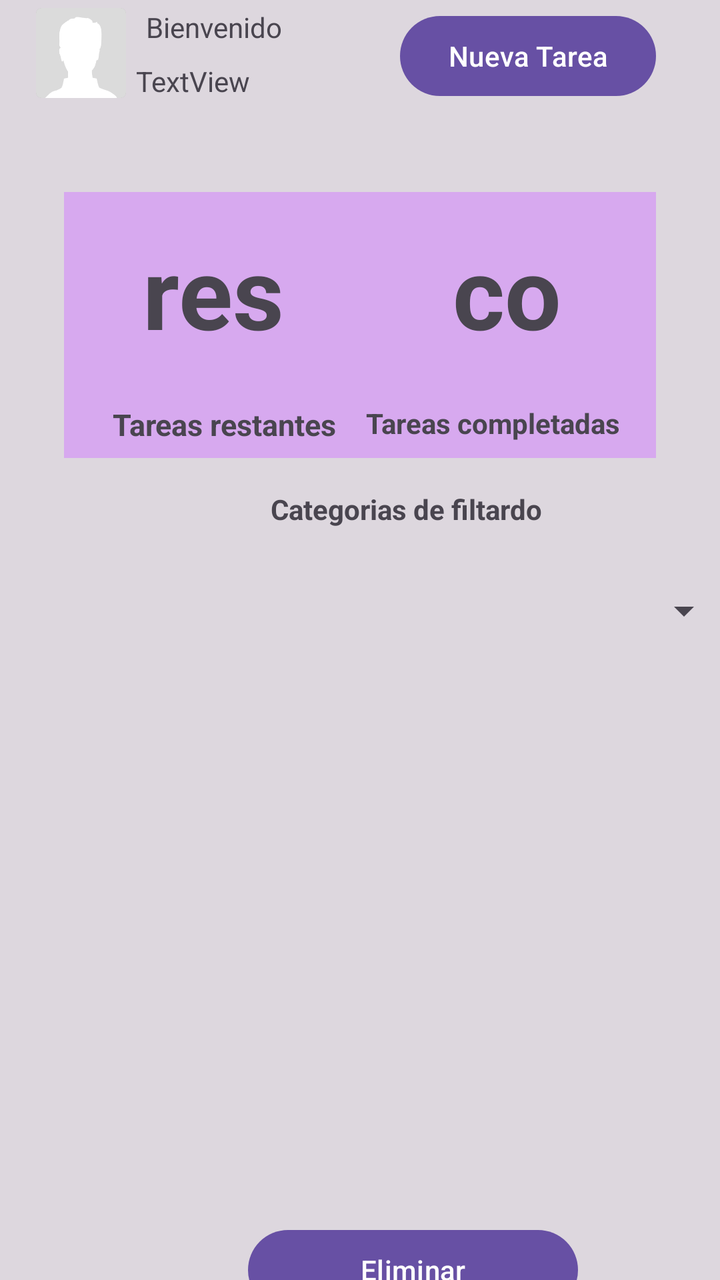
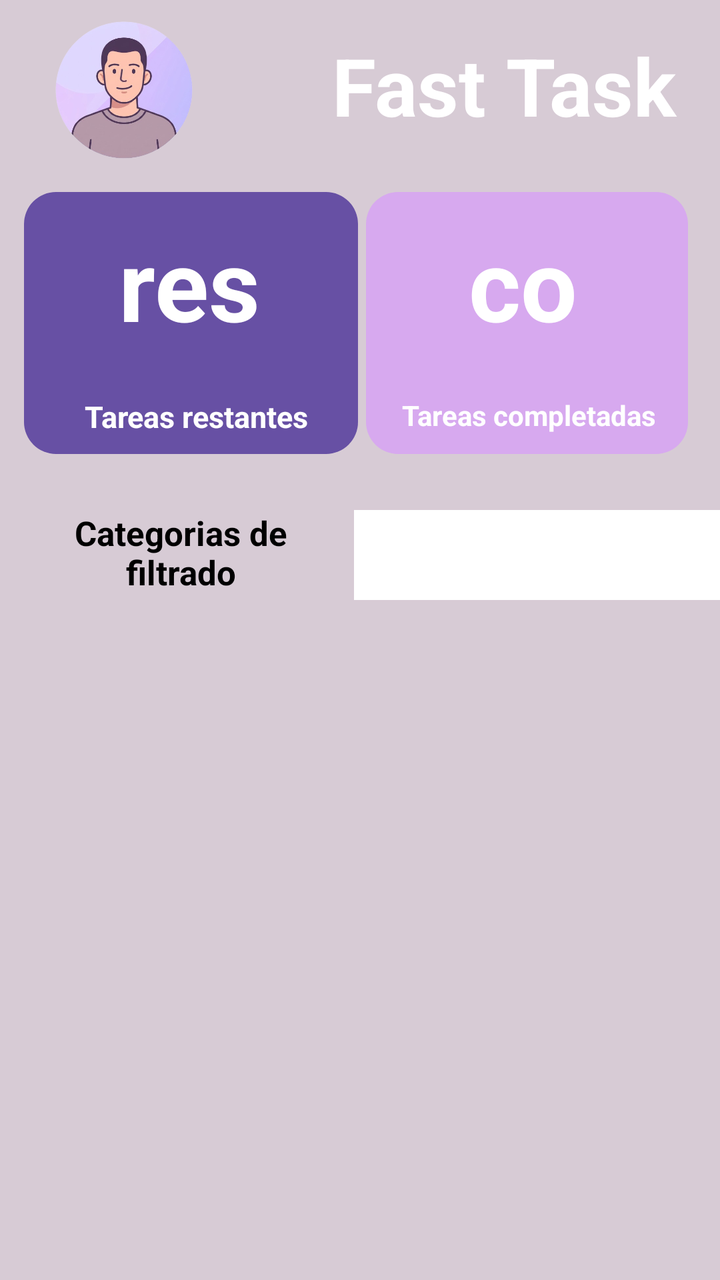

The first picture is an Android layout as it rendered before a commit; the second is the same layout after the commit. The layout source and the unified diff follow.
<!-- AndroidManifest.xml: application theme Theme.Ejercicio_Base_de_datos -->
<!-- res/layout/activity_home.xml -->
<?xml version="1.0" encoding="utf-8"?>
<androidx.constraintlayout.widget.ConstraintLayout xmlns:android="http://schemas.android.com/apk/res/android"
    xmlns:app="http://schemas.android.com/apk/res-auto"
    xmlns:tools="http://schemas.android.com/tools"
    android:id="@+id/main"
    android:layout_width="match_parent"
    android:layout_height="match_parent"
    android:background="#DDD7DE"
    tools:context=".Home">

    <TextView
        android:id="@+id/textView14"
        android:layout_width="155dp"
        android:layout_height="133dp"
        android:layout_marginTop="96dp"
        android:layout_marginEnd="32dp"
        android:background="#D7A9EF"
        android:textCursorDrawable="@color/design_default_color_error"
        app:layout_constraintEnd_toEndOf="parent"
        app:layout_constraintTop_toTopOf="parent" />

    <TextView
        android:id="@+id/textView13"
        android:layout_width="155dp"
        android:layout_height="133dp"
        android:layout_marginStart="32dp"
        android:layout_marginTop="96dp"
        android:background="#D7A9EF"
        app:circularflow_radiusInDP="300sp"
        app:layout_constraintStart_toStartOf="parent"
        app:layout_constraintTop_toTopOf="parent" />

    <TextView
        android:id="@+id/Txt_completados"
        android:layout_width="85dp"
        android:layout_height="70dp"
        android:layout_marginTop="112dp"
        android:layout_marginEnd="64dp"
        android:text="completados"
        android:textAlignment="center"
        android:textSize="50sp"
        android:textStyle="bold"
        app:layout_constraintEnd_toEndOf="parent"
        app:layout_constraintTop_toTopOf="parent" />

    <TextView
        android:id="@+id/Txt_restantes"
        android:layout_width="85dp"
        android:layout_height="70dp"
        android:layout_marginStart="64dp"
        android:layout_marginTop="112dp"
        android:text="restantes"
        android:textAlignment="center"
        android:textSize="50sp"
        android:textStyle="bold"
        app:layout_constraintStart_toStartOf="parent"
        app:layout_constraintTop_toTopOf="parent" />

    <TextView
        android:id="@+id/textView16"
        android:layout_width="124dp"
        android:layout_height="27dp"
        android:layout_marginStart="50dp"
        android:layout_marginTop="20dp"
        android:text="Tareas restantes"
        android:textAlignment="center"
        android:textSize="15sp"
        android:textStyle="bold"
        app:layout_constraintStart_toStartOf="parent"
        app:layout_constraintTop_toBottomOf="@+id/Txt_restantes" />

    <TextView
        android:id="@+id/textView18"
        android:layout_width="wrap_content"
        android:layout_height="wrap_content"
        android:layout_marginTop="20dp"
        android:layout_marginEnd="50dp"
        android:text="Tareas completadas"
        android:textStyle="bold"
        app:layout_constraintEnd_toEndOf="parent"
        app:layout_constraintTop_toBottomOf="@+id/Txt_completados" />

    <ListView
        android:id="@+id/lt_tareas"
        android:layout_width="364dp"
        android:layout_height="255dp"
        android:layout_marginStart="20dp"
        android:layout_marginTop="120dp"
        android:layout_marginEnd="20dp"
        app:layout_constraintEnd_toEndOf="parent"
        app:layout_constraintStart_toStartOf="parent"
        app:layout_constraintTop_toBottomOf="@+id/textView13">


    </ListView>

    <Button
        android:id="@+id/bt_nuevaTarea"
        android:layout_width="wrap_content"
        android:layout_height="wrap_content"
        android:layout_marginTop="4dp"
        android:layout_marginEnd="32dp"
        android:onClick="nueva_Tarea"
        android:text="Nueva Tarea"
        app:layout_constraintEnd_toEndOf="parent"
        app:layout_constraintTop_toTopOf="parent" />

    <ImageView
        android:id="@+id/imageView2"
        android:layout_width="49dp"
        android:layout_height="45dp"
        android:layout_marginStart="16dp"
        android:layout_marginTop="4dp"
        app:layout_constraintStart_toStartOf="parent"
        app:layout_constraintTop_toTopOf="parent"
        app:srcCompat="@drawable/moe" />

    <TextView
        android:id="@+id/textView10"
        android:layout_width="79dp"
        android:layout_height="23dp"
        android:layout_marginStart="8dp"
        android:layout_marginTop="4dp"
        android:text="Bienvenido"
        app:layout_constraintStart_toEndOf="@+id/imageView2"
        app:layout_constraintTop_toTopOf="parent" />

    <TextView
        android:id="@+id/Txt_usu_bienvenida"
        android:layout_width="100dp"
        android:layout_height="34dp"
        android:layout_marginStart="68dp"
        android:layout_marginTop="4dp"
        android:text="TextView"
        app:layout_constraintStart_toStartOf="parent"
        app:layout_constraintTop_toBottomOf="@+id/textView10" />

    <Spinner
        android:id="@+id/Spinner_cat"
        android:layout_width="314dp"
        android:layout_height="49dp"
        android:layout_marginStart="52dp"
        android:layout_marginTop="52dp"
        app:layout_constraintStart_toStartOf="parent"
        app:layout_constraintTop_toBottomOf="@+id/textView13" />

    <TextView
        android:id="@+id/textView22"
        android:layout_width="158dp"
        android:layout_height="24dp"
        android:layout_marginStart="124dp"
        android:layout_marginTop="16dp"
        android:text="Categorias de filtardo"
        android:textAlignment="center"
        android:textStyle="bold"
        app:layout_constraintStart_toStartOf="parent"
        app:layout_constraintTop_toBottomOf="@+id/textView14" />

    <Button
        android:id="@+id/button3"
        android:layout_width="wrap_content"
        android:layout_height="wrap_content"
        android:layout_marginStart="16dp"
        android:layout_marginTop="64dp"
        android:onClick="listartareas"
        android:text="Filtrar por Categoria"
        app:layout_constraintStart_toStartOf="parent"
        app:layout_constraintTop_toBottomOf="@+id/lt_tareas" />

    <Button
        android:id="@+id/button4"
        android:layout_width="183dp"
        android:layout_height="49dp"
        android:layout_marginTop="320dp"
        android:layout_marginEnd="16dp"
        android:onClick="salir"
        android:text="Salir"
        app:layout_constraintEnd_toEndOf="parent"
        app:layout_constraintTop_toTopOf="@+id/lt_tareas" />

    <Button
        android:id="@+id/button6"
        android:layout_width="165dp"
        android:layout_height="48dp"
        android:layout_marginStart="124dp"
        android:layout_marginBottom="10dp"
        android:text="Eliminar"
        app:layout_constraintBottom_toTopOf="@+id/button4"
        app:layout_constraintStart_toStartOf="parent" />

</androidx.constraintlayout.widget.ConstraintLayout>
<!-- resources referenced by this layout -->
<resources>
  <!-- drawable moe: png bitmap (drawable, 5870 bytes) -->
  <style name="Theme.Ejercicio_Base_de_datos" parent="Base.Theme.Ejercicio_Base_de_datos" />
  <style name="Base.Theme.Ejercicio_Base_de_datos" parent="Theme.Material3.DayNight.NoActionBar">
          
          
      </style>
</resources>

<!-- the commit's change to res/layout/activity_home.xml (unified diff, before → after) -->
@@ -5,187 +5,260 @@
     android:id="@+id/main"
     android:layout_width="match_parent"
     android:layout_height="match_parent"
-    android:background="#DDD7DE"
+    android:background="#D7CBD5"
     tools:context=".Home">
 
-    <TextView
-        android:id="@+id/textView14"
-        android:layout_width="155dp"
-        android:layout_height="133dp"
+    <ListView
+        android:id="@+id/lt_tareas"
+        android:layout_width="338dp"
+        android:layout_height="300dp"
+        android:layout_marginStart="20dp"
+        android:layout_marginTop="20dp"
+        android:layout_marginEnd="20dp"
+        app:layout_constraintEnd_toEndOf="parent"
+        app:layout_constraintHorizontal_bias="0.093"
+        app:layout_constraintStart_toStartOf="parent"
+        app:layout_constraintTop_toBottomOf="@+id/Spinner_cat">
+
+
+    </ListView>
+
+    <TextView
+        android:id="@+id/textView23"
+        android:layout_width="418dp"
+        android:layout_height="91dp"
+        android:layout_marginTop="20dp"
+        android:background="#6750A4"
+        app:layout_constraintEnd_toEndOf="parent"
+        app:layout_constraintHorizontal_bias="0.52"
+        app:layout_constraintStart_toStartOf="parent"
+        app:layout_constraintTop_toBottomOf="@+id/lt_tareas" />
+
+    <ImageView
+        android:id="@+id/imageView8"
+        android:layout_width="36sp"
+        android:layout_height="35sp"
+        android:layout_marginStart="208dp"
+        android:layout_marginTop="20dp"
+        app:layout_constraintStart_toStartOf="@+id/textView23"
+        app:layout_constraintTop_toTopOf="@+id/textView23"
+        app:srcCompat="@drawable/image" />
+
+    <ImageView
+        android:id="@+id/imageView6"
+        android:layout_width="36sp"
+        android:layout_height="35dp"
+        android:layout_marginTop="20dp"
+        android:layout_marginEnd="56dp"
+        android:onClick="listartareas"
+        app:layout_constraintEnd_toStartOf="@+id/imageView8"
+        app:layout_constraintTop_toTopOf="@+id/textView23"
+        app:srcCompat="@drawable/image__2_" />
+
+    <TextView
+        android:id="@+id/textView28"
+        android:layout_width="wrap_content"
+        android:layout_height="wrap_content"
+        android:layout_marginStart="28dp"
+        android:layout_marginTop="4dp"
+        android:text="Borrar"
+        android:textAlignment="center"
+        android:textColor="#F8F6F6"
+        app:layout_constraintStart_toStartOf="@+id/textView23"
+        app:layout_constraintTop_toBottomOf="@+id/imageView4" />
+
+    <TextView
+        android:id="@+id/textView27"
+        android:layout_width="wrap_content"
+        android:layout_height="wrap_content"
+        android:layout_marginStart="48dp"
+        android:layout_marginTop="4dp"
+        android:text="Nueva tarea"
+        android:textAlignment="center"
+        android:textColor="@color/white"
+        app:layout_constraintStart_toEndOf="@+id/imageView6"
+        app:layout_constraintTop_toBottomOf="@+id/imageView8" />
+
+    <TextView
+        android:id="@+id/Filtrar"
+        android:layout_width="wrap_content"
+        android:layout_height="wrap_content"
+        android:layout_marginStart="52dp"
+        android:layout_marginTop="4dp"
+        android:text="Filtrar"
+        android:textColor="@color/white"
+        app:layout_constraintStart_toEndOf="@+id/textView28"
+        app:layout_constraintTop_toBottomOf="@+id/imageView6" />
+
+    <TextView
+        android:id="@+id/textView26"
+        android:layout_width="wrap_content"
+        android:layout_height="wrap_content"
+        android:layout_marginStart="52dp"
+        android:layout_marginTop="4dp"
+        android:text="Volver"
+        android:textAlignment="center"
+        android:textColor="@color/white"
+        app:layout_constraintStart_toEndOf="@+id/textView27"
+        app:layout_constraintTop_toBottomOf="@+id/imageView7" />
+
+    <ImageView
+        android:id="@+id/imageView7"
+        android:layout_width="36dp"
+        android:layout_height="35dp"
+        android:layout_marginStart="92dp"
+        android:layout_marginTop="20dp"
+        android:onClick="salir"
+        app:layout_constraintStart_toEndOf="@+id/imageView8"
+        app:layout_constraintTop_toTopOf="@+id/textView23"
+        app:srcCompat="@drawable/image__1_" />
+
+    <ImageView
+        android:id="@+id/imageView4"
+        android:layout_width="36dp"
+        android:layout_height="35dp"
+        android:layout_marginStart="25dp"
+        android:layout_marginTop="20dp"
+        android:layout_marginEnd="25dp"
+        app:layout_constraintEnd_toStartOf="@+id/imageView6"
+        app:layout_constraintHorizontal_bias="0.0"
+        app:layout_constraintStart_toStartOf="parent"
+        app:layout_constraintTop_toTopOf="@+id/textView23"
+        app:srcCompat="@drawable/image__3_" />
+
+    <TextView
+        android:id="@+id/textView24"
+        android:layout_width="0dp"
+        android:layout_height="0dp"
+        android:layout_marginStart="13dp"
+        android:layout_marginEnd="41dp"
+        android:layout_marginBottom="6dp"
+        android:text="Borrar"
+        android:textAlignment="center"
+        app:layout_constraintBottom_toBottomOf="parent"
+        app:layout_constraintEnd_toStartOf="@+id/Filtrar"
+        app:layout_constraintStart_toStartOf="parent" />
+
+    <Spinner
+        android:id="@+id/Spinner_cat"
+        android:layout_width="202dp"
+        android:layout_height="45dp"
+        android:layout_marginStart="4dp"
+        android:layout_marginTop="28dp"
+        android:background="@color/white"
+        app:layout_constraintStart_toEndOf="@+id/textView22"
+        app:layout_constraintTop_toBottomOf="@+id/textView13" />
+
+    <TextView
+        android:id="@+id/textView22"
+        android:layout_width="165dp"
+        android:layout_height="43dp"
+        android:layout_marginStart="8dp"
+        android:layout_marginTop="28dp"
+        android:text="Categorias de filtrado"
+        android:textAlignment="center"
+        android:textColor="@color/black"
+        android:textSize="17sp"
+        android:textStyle="bold"
+        app:layout_constraintStart_toStartOf="parent"
+        app:layout_constraintTop_toBottomOf="@+id/ho" />
+
+    <ImageView
+        android:id="@+id/imageView2"
+        android:layout_width="100dp"
+        android:layout_height="82dp"
+        android:layout_marginStart="12dp"
+        android:layout_marginTop="4dp"
+        app:layout_constraintStart_toStartOf="parent"
+        app:layout_constraintTop_toTopOf="parent"
+        app:srcCompat="@drawable/gemini_generated_image_rqxcbxrqxcbxrqxc_removebg_preview" />
+
+    <TextView
+        android:id="@+id/ho"
+        android:layout_width="167dp"
+        android:layout_height="131dp"
+        android:layout_marginStart="12dp"
         android:layout_marginTop="96dp"
+        android:background="@drawable/contenedor_morado"
+        app:layout_constraintStart_toStartOf="parent"
+        app:layout_constraintTop_toTopOf="parent" />
+
+    <TextView
+        android:id="@+id/Txt_restantes"
+        android:layout_width="85dp"
+        android:layout_height="70dp"
+        android:layout_marginStart="52dp"
+        android:layout_marginTop="108dp"
+        android:text="restantes"
+        android:textAlignment="center"
+        android:textColor="@color/white"
+        android:textSize="50sp"
+        android:textStyle="bold"
+        app:layout_constraintStart_toStartOf="parent"
+        app:layout_constraintTop_toTopOf="parent" />
+
+    <TextView
+        android:id="@+id/textView16"
+        android:layout_width="124dp"
+        android:layout_height="27dp"
+        android:layout_marginStart="36dp"
+        android:layout_marginTop="20dp"
+        android:text="Tareas restantes"
+        android:textAlignment="center"
+        android:textColor="@color/white"
+        android:textSize="15sp"
+        android:textStyle="bold"
+        app:layout_constraintStart_toStartOf="parent"
+        app:layout_constraintTop_toBottomOf="@+id/Txt_restantes" />
+
+    <TextView
+        android:id="@+id/textView13"
+        android:layout_width="161dp"
+        android:layout_height="131dp"
+        android:layout_marginTop="96dp"
+        android:layout_marginEnd="16dp"
+        android:background="@drawable/contenedor_secun"
+        app:layout_constraintEnd_toEndOf="parent"
+        app:layout_constraintTop_toTopOf="parent" />
+
+    <TextView
+        android:id="@+id/textView18"
+        android:layout_width="wrap_content"
+        android:layout_height="wrap_content"
+        android:layout_marginTop="20dp"
         android:layout_marginEnd="32dp"
-        android:background="#D7A9EF"
-        android:textCursorDrawable="@color/design_default_color_error"
-        app:layout_constraintEnd_toEndOf="parent"
-        app:layout_constraintTop_toTopOf="parent" />
-
-    <TextView
-        android:id="@+id/textView13"
-        android:layout_width="155dp"
-        android:layout_height="133dp"
-        android:layout_marginStart="32dp"
-        android:layout_marginTop="96dp"
-        android:background="#D7A9EF"
-        app:circularflow_radiusInDP="300sp"
-        app:layout_constraintStart_toStartOf="parent"
-        app:layout_constraintTop_toTopOf="parent" />
+        android:text="Tareas completadas"
+        android:textColor="@color/white"
+        android:textStyle="bold"
+        app:layout_constraintEnd_toEndOf="parent"
+        app:layout_constraintTop_toBottomOf="@+id/Txt_completados" />
 
     <TextView
         android:id="@+id/Txt_completados"
         android:layout_width="85dp"
         android:layout_height="70dp"
-        android:layout_marginTop="112dp"
-        android:layout_marginEnd="64dp"
+        android:layout_marginTop="108dp"
+        android:layout_marginEnd="56dp"
         android:text="completados"
         android:textAlignment="center"
+        android:textColor="@color/white"
         android:textSize="50sp"
         android:textStyle="bold"
         app:layout_constraintEnd_toEndOf="parent"
         app:layout_constraintTop_toTopOf="parent" />
 
     <TextView
-        android:id="@+id/Txt_restantes"
-        android:layout_width="85dp"
-        android:layout_height="70dp"
-        android:layout_marginStart="64dp"
-        android:layout_marginTop="112dp"
-        android:text="restantes"
-        android:textAlignment="center"
-        android:textSize="50sp"
-        android:textStyle="bold"
-        app:layout_constraintStart_toStartOf="parent"
-        app:layout_constraintTop_toTopOf="parent" />
-
-    <TextView
-        android:id="@+id/textView16"
-        android:layout_width="124dp"
-        android:layout_height="27dp"
-        android:layout_marginStart="50dp"
-        android:layout_marginTop="20dp"
-        android:text="Tareas restantes"
-        android:textAlignment="center"
-        android:textSize="15sp"
-        android:textStyle="bold"
-        app:layout_constraintStart_toStartOf="parent"
-        app:layout_constraintTop_toBottomOf="@+id/Txt_restantes" />
-
-    <TextView
-        android:id="@+id/textView18"
-        android:layout_width="wrap_content"
-        android:layout_height="wrap_content"
-        android:layout_marginTop="20dp"
-        android:layout_marginEnd="50dp"
-        android:text="Tareas completadas"
-        android:textStyle="bold"
-        app:layout_constraintEnd_toEndOf="parent"
-        app:layout_constraintTop_toBottomOf="@+id/Txt_completados" />
-
-    <ListView
-        android:id="@+id/lt_tareas"
-        android:layout_width="364dp"
-        android:layout_height="255dp"
-        android:layout_marginStart="20dp"
-        android:layout_marginTop="120dp"
-        android:layout_marginEnd="20dp"
-        app:layout_constraintEnd_toEndOf="parent"
-        app:layout_constraintStart_toStartOf="parent"
-        app:layout_constraintTop_toBottomOf="@+id/textView13">
-
-
-    </ListView>
-
-    <Button
-        android:id="@+id/bt_nuevaTarea"
-        android:layout_width="wrap_content"
-        android:layout_height="wrap_content"
-        android:layout_marginTop="4dp"
-        android:layout_marginEnd="32dp"
-        android:onClick="nueva_Tarea"
-        android:text="Nueva Tarea"
-        app:layout_constraintEnd_toEndOf="parent"
-        app:layout_constraintTop_toTopOf="parent" />
-
-    <ImageView
-        android:id="@+id/imageView2"
-        android:layout_width="49dp"
-        android:layout_height="45dp"
-        android:layout_marginStart="16dp"
-        android:layout_marginTop="4dp"
-        app:layout_constraintStart_toStartOf="parent"
-        app:layout_constraintTop_toTopOf="parent"
-        app:srcCompat="@drawable/moe" />
-
-    <TextView
         android:id="@+id/textView10"
-        android:layout_width="79dp"
-        android:layout_height="23dp"
-        android:layout_marginStart="8dp"
-        android:layout_marginTop="4dp"
-        android:text="Bienvenido"
+        android:layout_width="200dp"
+        android:layout_height="54dp"
+        android:layout_marginStart="40dp"
+        android:layout_marginTop="16dp"
+        android:text="Fast Task"
+        android:textAlignment="center"
+        android:textColor="@color/white"
+        android:textSize="40sp"
+        android:textStyle="bold"
         app:layout_constraintStart_toEndOf="@+id/imageView2"
         app:layout_constraintTop_toTopOf="parent" />
 
-    <TextView
-        android:id="@+id/Txt_usu_bienvenida"
-        android:layout_width="100dp"
-        android:layout_height="34dp"
-        android:layout_marginStart="68dp"
-        android:layout_marginTop="4dp"
-        android:text="TextView"
-        app:layout_constraintStart_toStartOf="parent"
-        app:layout_constraintTop_toBottomOf="@+id/textView10" />
-
-    <Spinner
-        android:id="@+id/Spinner_cat"
-        android:layout_width="314dp"
-        android:layout_height="49dp"
-        android:layout_marginStart="52dp"
-        android:layout_marginTop="52dp"
-        app:layout_constraintStart_toStartOf="parent"
-        app:layout_constraintTop_toBottomOf="@+id/textView13" />
-
-    <TextView
-        android:id="@+id/textView22"
-        android:layout_width="158dp"
-        android:layout_height="24dp"
-        android:layout_marginStart="124dp"
-        android:layout_marginTop="16dp"
-        android:text="Categorias de filtardo"
-        android:textAlignment="center"
-        android:textStyle="bold"
-        app:layout_constraintStart_toStartOf="parent"
-        app:layout_constraintTop_toBottomOf="@+id/textView14" />
-
-    <Button
-        android:id="@+id/button3"
-        android:layout_width="wrap_content"
-        android:layout_height="wrap_content"
-        android:layout_marginStart="16dp"
-        android:layout_marginTop="64dp"
-        android:onClick="listartareas"
-        android:text="Filtrar por Categoria"
-        app:layout_constraintStart_toStartOf="parent"
-        app:layout_constraintTop_toBottomOf="@+id/lt_tareas" />
-
-    <Button
-        android:id="@+id/button4"
-        android:layout_width="183dp"
-        android:layout_height="49dp"
-        android:layout_marginTop="320dp"
-        android:layout_marginEnd="16dp"
-        android:onClick="salir"
-        android:text="Salir"
-        app:layout_constraintEnd_toEndOf="parent"
-        app:layout_constraintTop_toTopOf="@+id/lt_tareas" />
-
-    <Button
-        android:id="@+id/button6"
-        android:layout_width="165dp"
-        android:layout_height="48dp"
-        android:layout_marginStart="124dp"
-        android:layout_marginBottom="10dp"
-        android:text="Eliminar"
-        app:layout_constraintBottom_toTopOf="@+id/button4"
-        app:layout_constraintStart_toStartOf="parent" />
-
 </androidx.constraintlayout.widget.ConstraintLayout>
<!-- resource entries referenced after the edit -->
@@ -1,6 +1,34 @@
 <!-- resources referenced by this layout -->
 <resources>
-  <!-- drawable moe: png bitmap (drawable, 5870 bytes) -->
+  <color name="black">#FF000000</color>
+  <color name="white">#FFFFFFFF</color>
+  <!-- drawable contenedor_morado (drawable) -->
+  <?xml version="1.0" encoding="utf-8"?>
+  <shape xmlns:android="http://schemas.android.com/apk/res/android"
+      android:shape="rectangle">
+  
+      
+      <solid android:color="#6750A4" />
+  
+      
+      <corners android:radius="16dp" />
+  </shape>
+  <!-- drawable contenedor_secun (drawable) -->
+  <?xml version="1.0" encoding="utf-8"?>
+  <shape xmlns:android="http://schemas.android.com/apk/res/android"
+      android:shape="rectangle">
+  
+      
+      <solid android:color="#D7A9EF" />
+  
+      
+      <corners android:radius="16dp" />
+  </shape>
+  <!-- drawable gemini_generated_image_rqxcbxrqxcbxrqxc_removebg_preview: png bitmap (drawable, 143278 bytes) -->
+  <!-- drawable image: png bitmap (drawable, 30392 bytes) -->
+  <!-- drawable image__1_: png bitmap (drawable, 16957 bytes) -->
+  <!-- drawable image__2_: png bitmap (drawable, 18458 bytes) -->
+  <!-- drawable image__3_: png bitmap (drawable, 21562 bytes) -->
   <style name="Theme.Ejercicio_Base_de_datos" parent="Base.Theme.Ejercicio_Base_de_datos" />
   <style name="Base.Theme.Ejercicio_Base_de_datos" parent="Theme.Material3.DayNight.NoActionBar">
           
